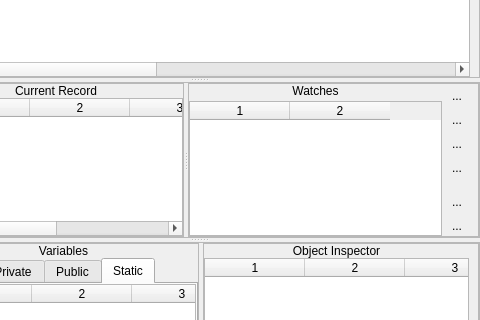
Qt form hbide/debugger.ui (FiveTechSoft/qtcontribs) before a commit; both pictures show x 82 to 562 and y 113 to 433 of the 562 by 703 pixel window.
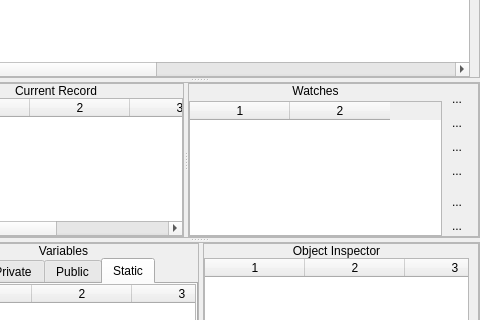
The same form after that commit. The open tabs and pages were chosen to show the change. Icons and pictures are not drawn.

Patch:
```diff
--- a/hbide/debugger.ui
+++ b/hbide/debugger.ui
@@ -403,7 +403,7 @@
                <property name="sizeHint" stdset="0">
                 <size>
                  <width>20</width>
-                 <height>10</height>
+                 <height>7</height>
                 </size>
                </property>
               </spacer>
```
Left out of the diff: 2 changed lines with no effect on the pictures.
